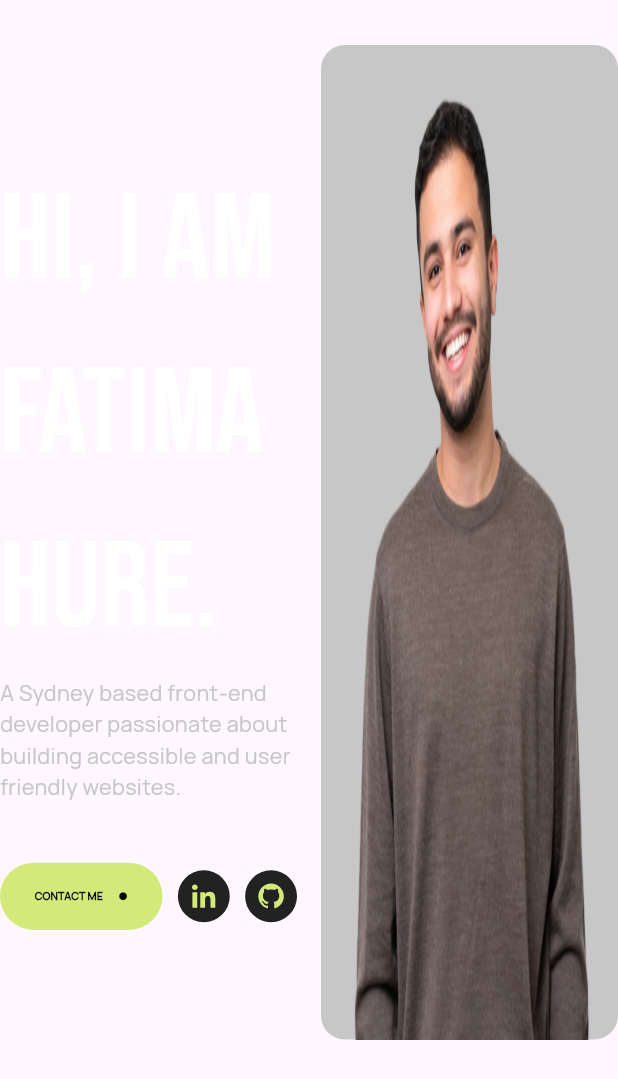
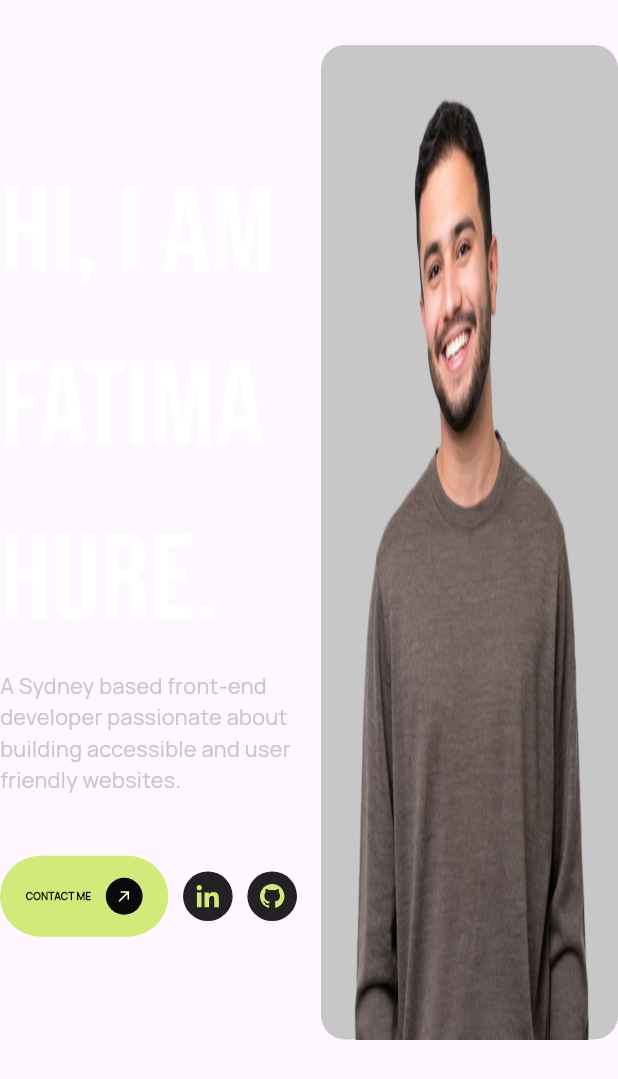
Before and after one commit to ftoome545/portfolio, a Flutter app: the BriefInfo widget shown alone on an empty page, opened directly, after a tap on "CONTACT ME", on a phone screen of 412 x 824 dp. Shown: the top 1079 px of the screen. Run offline on Flutter 3.47's test engine with Material 3 defaults, Android fonts, the light colour scheme and no system bars; our stand-ins replace flutter_svg, get_it.

Commit message:
add the icon for the ContactMe widget to replace the circle icon with arrow or download icon

```diff
--- a/lib/core/utils/app_images.dart
+++ b/lib/core/utils/app_images.dart
@@ -25,6 +25,10 @@ class Assets {
   /// Assets for imagesDemoLinkIcon
   /// assets/images/demo_link_icon.svg
   static const String imagesDemoLinkIcon = "assets/images/demo_link_icon.svg";
+
+  /// Assets for imagesDownloadIcon
+  /// assets/images/download_icon.svg
+  static const String imagesDownloadIcon = "assets/images/download_icon.svg";
 
   /// Assets for imagesFatimaLogo
   /// assets/images/FatimaLogo.jpeg
@@ -106,6 +110,10 @@ class Assets {
   /// assets/images/travel_logo.png
   static const String imagesTravelLogo = "assets/images/travel_logo.png";
 
+  /// Assets for imagesWhiteArrowIcon
+  /// assets/images/white_arrow_icon.svg
+  static const String imagesWhiteArrowIcon = "assets/images/white_arrow_icon.svg";
+
   /// Assets for imagesXIcon
   /// assets/images/x_icon.svg
   static const String imagesXIcon = "assets/images/x_icon.svg";
--- a/lib/core/widgets/contact_me.dart
+++ b/lib/core/widgets/contact_me.dart
@@ -4,16 +4,31 @@ import 'package:practice_1/core/utils/app_colors.dart';
 import 'package:practice_1/core/utils/app_images.dart';
 import 'package:practice_1/core/utils/app_styles.dart';
 
-class ContactMe extends StatelessWidget {
+class ContactMe extends StatefulWidget {
   const ContactMe({
     super.key,
     required this.title,
     required this.onPressed,
-    this.isClicked = false,
+    required this.icon,
   });
   final String title;
   final VoidCallback onPressed;
-  final bool isClicked;
+  final String icon;
+
+  @override
+  State<ContactMe> createState() => _ContactMeState();
+}
+
+class _ContactMeState extends State<ContactMe> {
+  bool isClicked = false;
+
+  void handlPress() {
+    setState(() {
+      isClicked = true;
+    });
+
+    Future.delayed(const Duration(milliseconds: 500), widget.onPressed);
+  }
 
   @override
   Widget build(BuildContext context) {
@@ -24,13 +39,13 @@ class ContactMe extends StatelessWidget {
             style: TextButton.styleFrom(
               backgroundColor: const Color(0xFFD3E97A),
             ),
-            onPressed: onPressed,
+            onPressed: handlPress,
             child: Padding(
-              padding: const EdgeInsets.symmetric(horizontal: 24, vertical: 19),
+              padding: const EdgeInsets.symmetric(horizontal: 16, vertical: 16),
               child: Row(
                 children: [
                   Text(
-                    title,
+                    widget.title,
                     style: MediaQuery.sizeOf(context).width < 800
                         ? AppStyles.styleBold14(context)
                         : AppStyles.styleBold16(context),
@@ -38,11 +53,22 @@ class ContactMe extends StatelessWidget {
                   const SizedBox(
                     width: 16,
                   ),
-                  const Icon(
-                    Icons.circle,
-                    color: AppColors.primaryColor,
-                    size: 10,
-                  )
+                  isClicked
+                      ? Container(
+                          decoration: const ShapeDecoration(
+                              color: AppColors.primaryColor,
+                              shape: CircleBorder()),
+                          child: Padding(
+                            padding: const EdgeInsets.symmetric(
+                                horizontal: 10, vertical: 10),
+                            child: SvgPicture.asset(widget.icon),
+                          ),
+                        )
+                      : const Icon(
+                          Icons.circle,
+                          color: AppColors.primaryColor,
+                          size: 10,
+                        ),
                 ],
               ),
             ),
--- a/lib/features/home/presentation/view/widgets/about_me.dart
+++ b/lib/features/home/presentation/view/widgets/about_me.dart
@@ -1,4 +1,5 @@
 import 'package:flutter/material.dart';
+import 'package:practice_1/core/utils/app_images.dart';
 import 'package:practice_1/core/utils/app_styles.dart';
 import 'package:practice_1/core/widgets/contact_me.dart';
 import 'package:practice_1/features/home/presentation/view/widgets/featured_projects.dart';
@@ -41,9 +42,9 @@ class AboutMe extends StatelessWidget {
         //   ),
         // ),
         ContactMe(
-          onPressed: () {},
-          title: 'DOWNLOAD RESUME',
-        ),
+            onPressed: () {},
+            title: 'DOWNLOAD RESUME',
+            icon: Assets.imagesDownloadIcon),
       ],
     );
   }
--- a/lib/features/home/presentation/view/widgets/brief_info_widget.dart
+++ b/lib/features/home/presentation/view/widgets/brief_info_widget.dart
@@ -1,13 +1,19 @@
 import 'package:flutter/material.dart';
 import 'package:practice_1/core/services/get_it_service.dart';
 import 'package:practice_1/core/services/scroll_service.dart';
+import 'package:practice_1/core/utils/app_images.dart';
 import 'package:practice_1/core/utils/app_styles.dart';
 import 'package:practice_1/core/widgets/contact_me.dart';
 import 'package:practice_1/features/home/presentation/view/widgets/developer_image.dart';
 
-class BriefInfo extends StatelessWidget {
+class BriefInfo extends StatefulWidget {
   const BriefInfo({super.key});
 
+  @override
+  State<BriefInfo> createState() => _BriefInfoState();
+}
+
+class _BriefInfoState extends State<BriefInfo> {
   @override
   Widget build(BuildContext context) {
     return Column(
@@ -52,6 +58,7 @@ class BriefInfo extends StatelessWidget {
                             .scrollTo(getIt<ScrollService>().contactKey);
                       },
                       title: 'CONTACT ME',
+                      icon: Assets.imagesWhiteArrowIcon,
                     ),
                   ],
                 ),
--- a/lib/features/home/presentation/view/widgets/desktop_layout.dart
+++ b/lib/features/home/presentation/view/widgets/desktop_layout.dart
@@ -112,6 +112,7 @@ class _DesktopLayoutState extends State<DesktopLayout> {
                       ContactMe(
                         onPressed: () {},
                         title: 'DOWNLOAD RESUME',
+                        icon: Assets.imagesDownloadIcon,
                       ),
                     ],
                   ),
--- a/lib/features/home/presentation/view/widgets/mobile_layout.dart
+++ b/lib/features/home/presentation/view/widgets/mobile_layout.dart
@@ -69,6 +69,7 @@ class MobileLayout extends StatelessWidget {
                             .scrollTo(getIt<ScrollService>().contactKey);
                       },
                       title: 'CONTACT ME',
+                      icon: Assets.imagesWhiteArrowIcon,
                     ),
                     const SizedBox(
                       height: 40,
--- a/lib/features/home/presentation/view/widgets/tablet_layout.dart
+++ b/lib/features/home/presentation/view/widgets/tablet_layout.dart
@@ -106,6 +106,7 @@ class TabletLayout extends StatelessWidget {
                       ContactMe(
                         onPressed: () {},
                         title: 'DOWNLOAD RESUME',
+                        icon: Assets.imagesDownloadIcon,
                       ),
                     ],
                   ),
```
Also changed, not shown: assets/images/download_icon.svg (added), assets/images/white_arrow_icon.svg (added).
